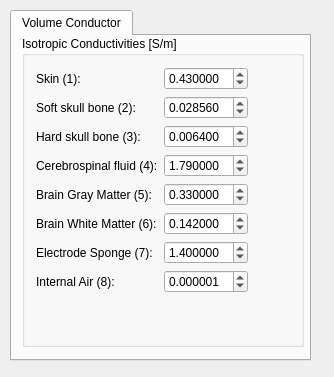
The window that src/Interface/Modules/BrainStimulator/SetConductivitiesToTetMeshDialog.ui (SCIInstitute/SCIRun) describes before a commit, drawn with Qt 5.
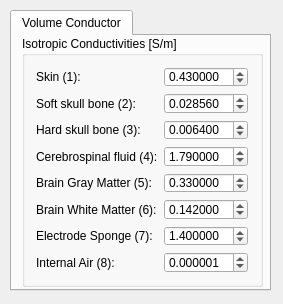
The same window after the commit.

```diff
--- a/src/Interface/Modules/BrainStimulator/SetConductivitiesToTetMeshDialog.ui
+++ b/src/Interface/Modules/BrainStimulator/SetConductivitiesToTetMeshDialog.ui
@@ -6,10 +6,16 @@
    <rect>
     <x>0</x>
     <y>0</y>
-    <width>334</width>
-    <height>377</height>
+    <width>283</width>
+    <height>304</height>
    </rect>
   </property>
+  <property name="minimumSize">
+   <size>
+    <width>283</width>
+    <height>300</height>
+   </size>
+  </property>
   <property name="windowTitle">
    <string>SetConductivitiesToTetMeshDialog</string>
   </property>
@@ -18,8 +24,8 @@
     <rect>
      <x>10</x>
      <y>10</y>
-     <width>301</width>
-     <height>351</height>
+     <width>261</width>
+     <height>281</height>
     </rect>
    </property>
    <property name="currentIndex">
@@ -45,8 +51,8 @@
       <rect>
        <x>10</x>
        <y>0</y>
-       <width>282</width>
-       <height>311</height>
+       <width>241</width>
+       <height>251</height>
       </rect>
      </property>
      <property name="title">
```
